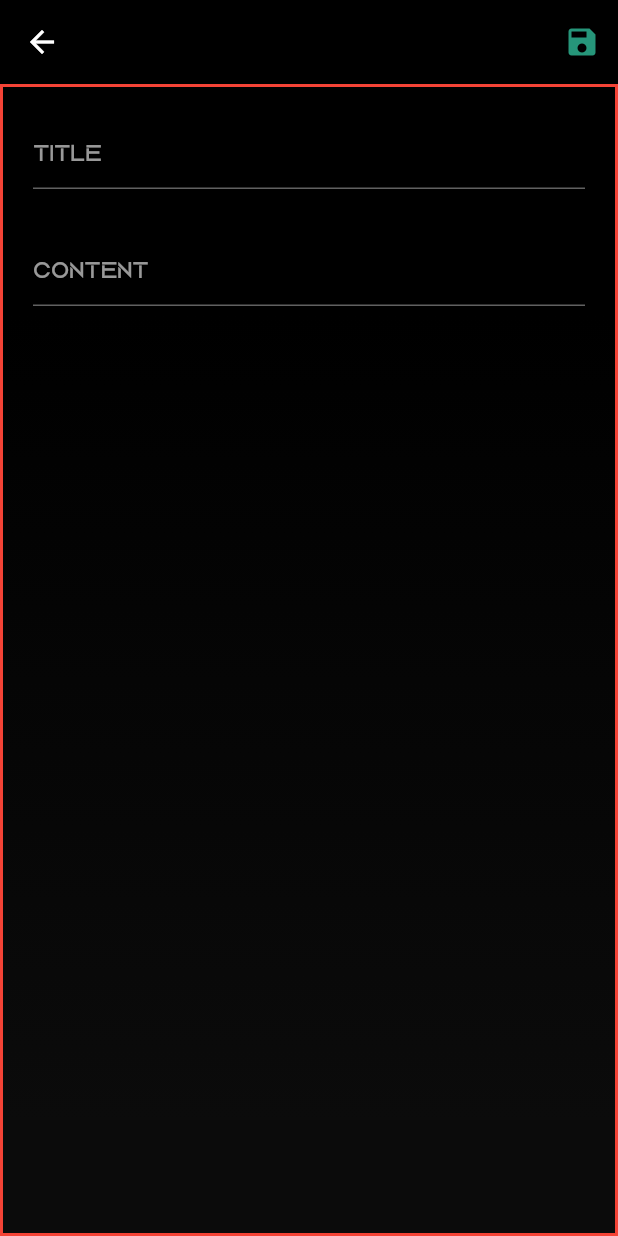
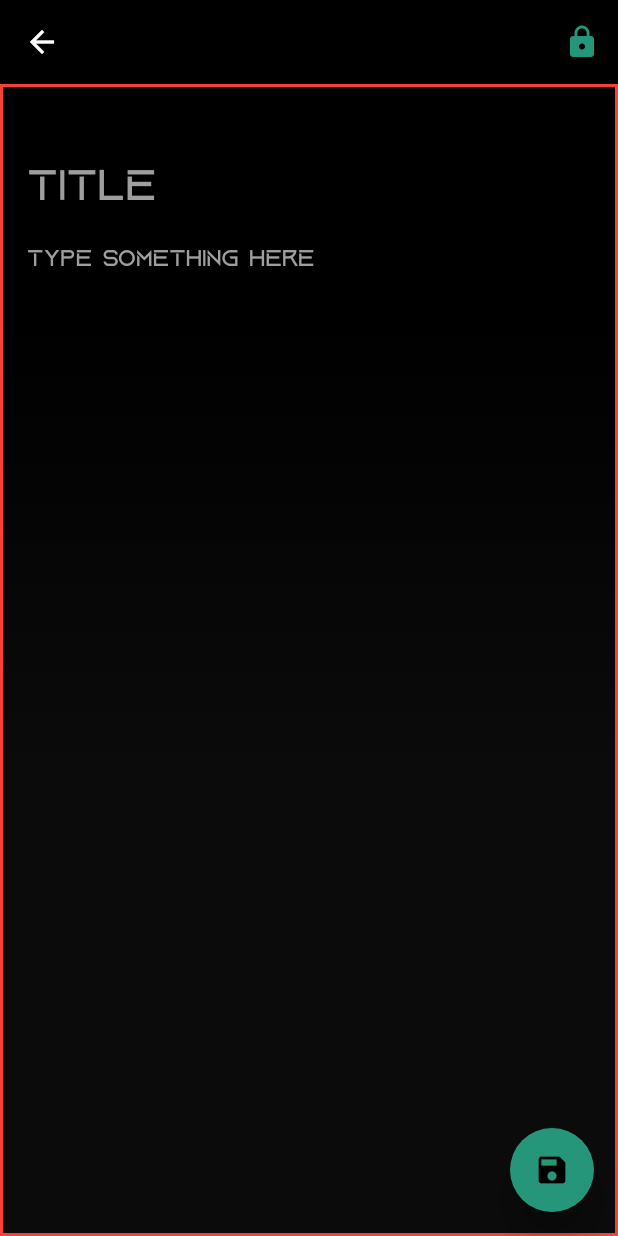
Before and after one commit to TsalemisIasonas/Task_Manager, a Flutter app: the NoteAdd screen opened directly, on a phone screen of 412 x 824 dp. Run offline on Flutter 3.47's test engine with Material 2 defaults, Android fonts, the phone set to English and light mode, and no system bars.

```diff
--- a/lib/pages/noteadd.dart
+++ b/lib/pages/noteadd.dart
@@ -1,10 +1,19 @@
 import 'package:flutter/material.dart';
 import 'package:task_manager/constants/colors.dart';
 
-class NoteAdd extends StatelessWidget {
+class NoteAdd extends StatefulWidget {
   const NoteAdd({Key? key}) : super(key: key);
 
+  @override
+  State<NoteAdd> createState() => _NoteAddState();
+}
+
+class _NoteAddState extends State<NoteAdd> {
+  TextEditingController _titleController = TextEditingController();
+  TextEditingController _contentController = TextEditingController();
+
   void save() {}
+  void lock() {}
 
   @override
   Widget build(BuildContext context) {
@@ -14,9 +23,9 @@ class NoteAdd extends StatelessWidget {
         elevation: 0,
         actions: [
           IconButton(
-              onPressed: save,
+              onPressed: lock,
               icon: Icon(
-                Icons.save,
+                Icons.lock,
                 color: fgColor,
               ))
         ],
@@ -29,22 +38,38 @@ class NoteAdd extends StatelessWidget {
                 colors: [Colors.black, bgColor],
                 begin: Alignment.topCenter,
                 end: Alignment.bottomCenter,
-                stops: [0.2, 0.9])),
+                stops: const [0.2, 0.6])),
         child: Padding(
-          padding: const EdgeInsets.all(20.0),
-          child: Column(children: [
-            TextField(
-              decoration:
-                  InputDecoration(hintText: "Title", focusColor: fgColor),
-            ),
-            SizedBox(height: 30.0),
-            TextField(
-              decoration:
-                  InputDecoration(hintText: "Content", focusColor: fgColor),
-            )
-          ]),
-        ),
+            padding: const EdgeInsets.fromLTRB(16, 40, 16, 0),
+            child: Expanded(
+                child: ListView(
+              children: [
+                TextField(
+                  controller: _titleController,
+                  style: const TextStyle(color: Colors.white, fontSize: 30),
+                  decoration: const InputDecoration(
+                      border: InputBorder.none,
+                      hintText: 'Title',
+                      hintStyle: TextStyle(color: Colors.grey, fontSize: 30)),
+                ),
+                TextField(
+                  controller: _contentController,
+                  style: const TextStyle(
+                    color: Colors.white,
+                  ),
+                  maxLines: null,
+                  decoration: const InputDecoration(
+                      border: InputBorder.none,
+                      hintText: 'Type something here',
+                      hintStyle: TextStyle(
+                        color: Colors.grey,
+                      )),
+                ),
+              ],
+            ))),
       ),
+      floatingActionButton:
+          FloatingActionButton(backgroundColor: fgColor, onPressed: save, child: const Icon(Icons.save), elevation: 10),
     );
   }
 }
```
